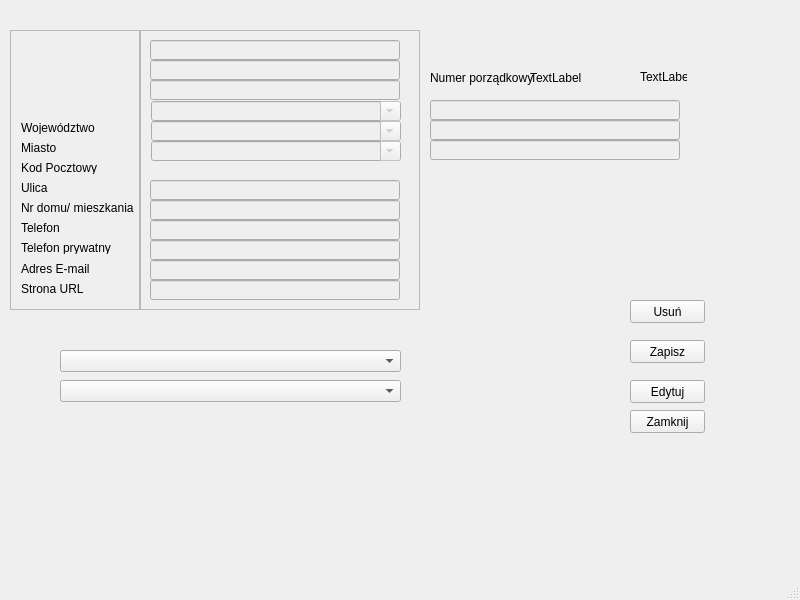
First picture: the form in Kontrahent/kontrahentshow.ui, repository Astropl/OptiBase, before the edit.
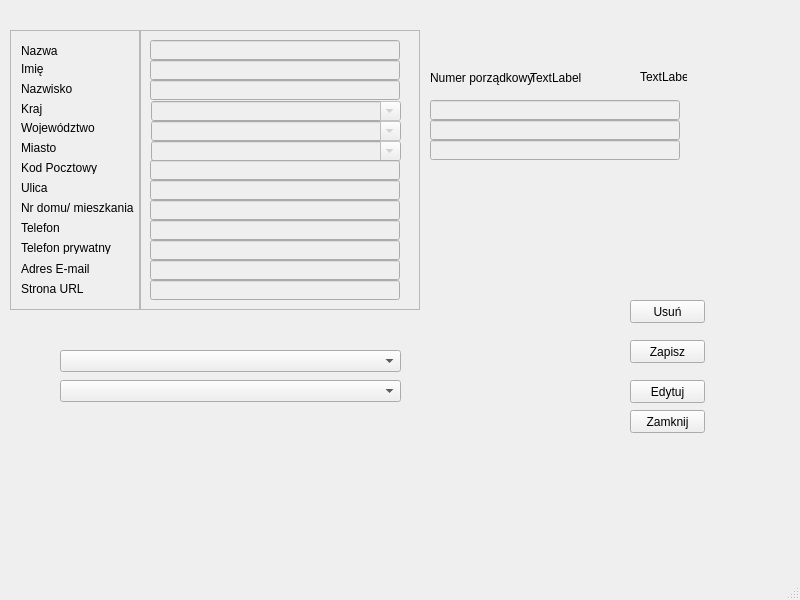
Second picture: the form after the edit.

Patch:
```diff
--- a/Kontrahent/kontrahentshow.ui
+++ b/Kontrahent/kontrahentshow.ui
@@ -33,19 +33,6 @@
      <bool>true</bool>
     </property>
    </widget>
-   <widget class="QLabel" name="label_3">
-    <property name="geometry">
-     <rect>
-      <x>20</x>
-      <y>80</y>
-      <width>131</width>
-      <height>13</height>
-     </rect>
-    </property>
-    <property name="text">
-     <string>Nazwisko</string>
-    </property>
-   </widget>
    <widget class="QPushButton" name="pushButton_4">
     <property name="geometry">
      <rect>
@@ -162,19 +149,6 @@
      <string>Numer porządkowy</string>
     </property>
    </widget>
-   <widget class="QLabel" name="label">
-    <property name="geometry">
-     <rect>
-      <x>20</x>
-      <y>36</y>
-      <width>131</width>
-      <height>20</height>
-     </rect>
-    </property>
-    <property name="text">
-     <string>Nazwa</string>
-    </property>
-   </widget>
    <widget class="QLineEdit" name="leKraj">
     <property name="enabled">
      <bool>false</bool>
@@ -270,19 +244,6 @@
      <bool>true</bool>
     </property>
    </widget>
-   <widget class="QLabel" name="label_4">
-    <property name="geometry">
-     <rect>
-      <x>20</x>
-      <y>100</y>
-      <width>131</width>
-      <height>13</height>
-     </rect>
-    </property>
-    <property name="text">
-     <string>Kraj</string>
-    </property>
-   </widget>
    <widget class="QComboBox" name="comboBoxPomoc">
     <property name="geometry">
      <rect>
@@ -319,19 +280,6 @@
      <string>TextLabel</string>
     </property>
    </widget>
-   <widget class="QLabel" name="label_2">
-    <property name="geometry">
-     <rect>
-      <x>20</x>
-      <y>60</y>
-      <width>131</width>
-      <height>13</height>
-     </rect>
-    </property>
-    <property name="text">
-     <string>Imię</string>
-    </property>
-   </widget>
    <widget class="QLabel" name="label_14">
     <property name="geometry">
      <rect>
@@ -531,6 +479,58 @@
        <string>Województwo</string>
       </property>
      </widget>
+     <widget class="QLabel" name="label_2">
+      <property name="geometry">
+       <rect>
+        <x>10</x>
+        <y>30</y>
+        <width>101</width>
+        <height>16</height>
+       </rect>
+      </property>
+      <property name="text">
+       <string>Imię</string>
+      </property>
+     </widget>
+     <widget class="QLabel" name="label_4">
+      <property name="geometry">
+       <rect>
+        <x>10</x>
+        <y>70</y>
+        <width>101</width>
+        <height>16</height>
+       </rect>
+      </property>
+      <property name="text">
+       <string>Kraj</string>
+      </property>
+     </widget>
+     <widget class="QLabel" name="label_3">
+      <property name="geometry">
+       <rect>
+        <x>10</x>
+        <y>50</y>
+        <width>101</width>
+        <height>16</height>
+       </rect>
+      </property>
+      <property name="text">
+       <string>Nazwisko</string>
+      </property>
+     </widget>
+     <widget class="QLabel" name="label">
+      <property name="geometry">
+       <rect>
+        <x>10</x>
+        <y>10</y>
+        <width>101</width>
+        <height>20</height>
+       </rect>
+      </property>
+      <property name="text">
+       <string>Nazwa</string>
+      </property>
+     </widget>
     </widget>
    </widget>
    <widget class="QPushButton" name="pushButton_3">
@@ -635,6 +635,30 @@
      <string>Zamknij</string>
     </property>
    </widget>
+   <zorder>leMiasto</zorder>
+   <zorder>pushButton_4</zorder>
+   <zorder>scrollArea_2</zorder>
+   <zorder>lblNumerPorz</zorder>
+   <zorder>leKraj</zorder>
+   <zorder>leUlica</zorder>
+   <zorder>leUrl</zorder>
+   <zorder>leTelPryw</zorder>
+   <zorder>leNazwa</zorder>
+   <zorder>comboBoxPomoc</zorder>
+   <zorder>pushButton</zorder>
+   <zorder>label_15</zorder>
+   <zorder>label_14</zorder>
+   <zorder>comboBoxPomoc1</zorder>
+   <zorder>leRegion</zorder>
+   <zorder>leImie</zorder>
+   <zorder>scrollArea</zorder>
+   <zorder>pushButton_3</zorder>
+   <zorder>leNazwisko</zorder>
+   <zorder>leEmail</zorder>
+   <zorder>leNrDomu</zorder>
+   <zorder>leTelefon</zorder>
+   <zorder>pushButton_2</zorder>
+   <zorder>leKod</zorder>
   </widget>
   <widget class="QMenuBar" name="menubar">
    <property name="geometry">
```
